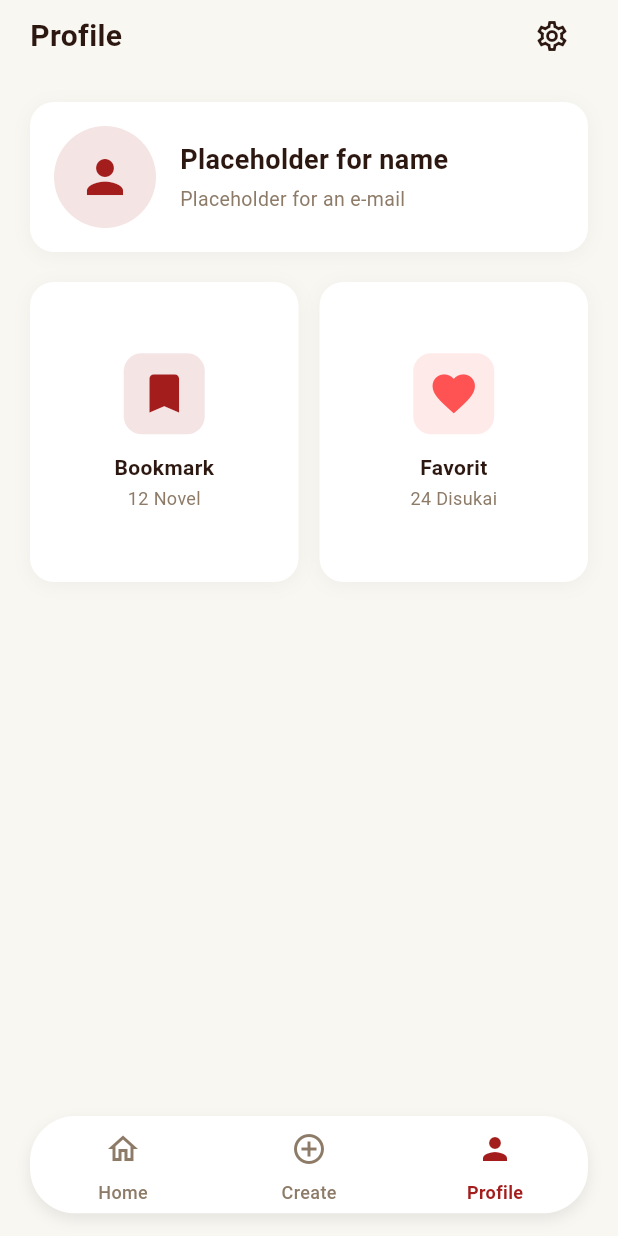
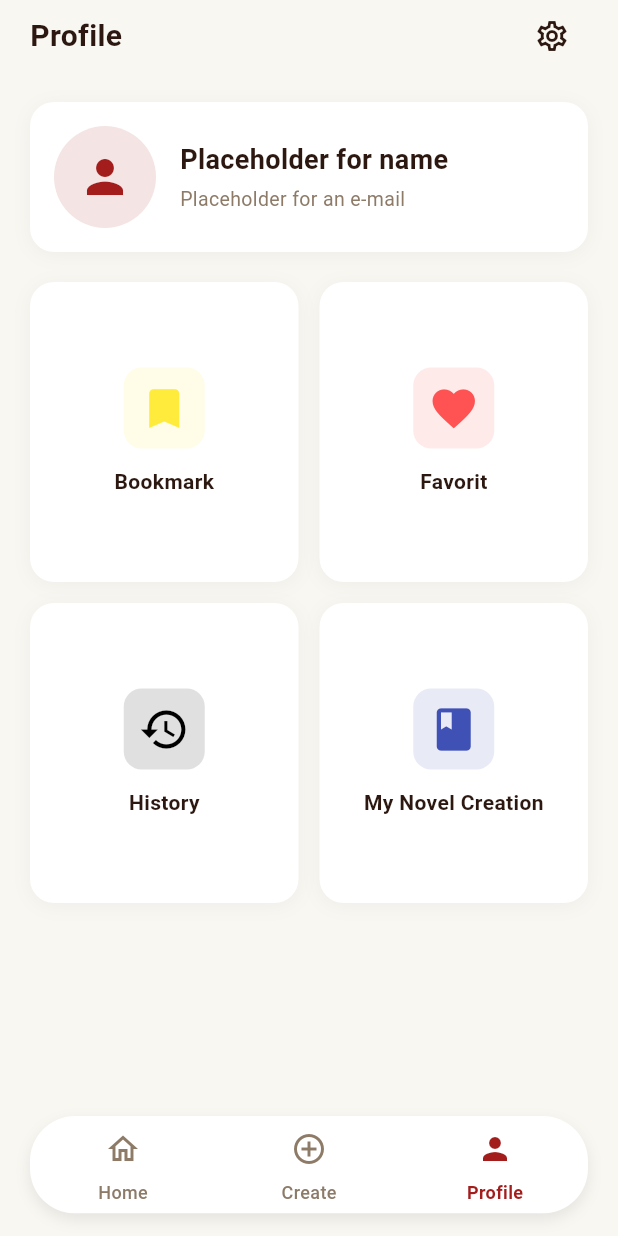
Before and after one commit to Coxtels/InfiniteVerse, a Flutter app: the screen it shows after launch, item 3 of the bottom bar chosen, on a phone screen of 412 x 824 dp. Run offline on Flutter 3.47's test engine with Material 3 defaults, Android fonts, the phone set to English and light mode, and no system bars; our stand-ins replace cached_network_image, font_awesome_flutter; network calls fail.

Commit message:
feat: add some cards

```diff
--- a/lib/pages/profile_page.dart
+++ b/lib/pages/profile_page.dart
@@ -98,6 +98,8 @@ class ProfilePage extends StatelessWidget {
               const SizedBox(height: 20),
 
               // 3. SizedBox yang menyimpan dua card: Bookmark & Like/Favorit
+              Column(
+                children: [
                   SizedBox(
                     height: 200,
                     child: Row(
@@ -106,9 +108,8 @@ class ProfilePage extends StatelessWidget {
                         Expanded(
                           child: ProfileActionCard(
                             title: "Bookmark",
-                        count: "12 Novel",
                             icon: Icons.bookmark,
-                        iconColor: colorScheme.primary,
+                            iconColor: Colors.yellow,
                             onTap: () {
                               // Navigasi atau filter bookmark
                             },
@@ -120,7 +121,6 @@ class ProfilePage extends StatelessWidget {
                         Expanded(
                           child: ProfileActionCard(
                             title: "Favorit",
-                        count: "24 Disukai",
                             icon: Icons.favorite,
                             iconColor: Colors.redAccent,
                             onTap: () {
@@ -132,6 +132,42 @@ class ProfilePage extends StatelessWidget {
                     ),
                   ),
 
+                  SizedBox(height: 14),
+
+                  SizedBox(
+                    height: 200,
+                    child: Row(
+                      children: [
+                        // Card Bookmark
+                        Expanded(
+                          child: ProfileActionCard(
+                            title: "History",
+                            icon: Icons.history,
+                            iconColor: Colors.black,
+                            onTap: () {
+                              // Navigasi atau filter bookmark
+                            },
+                          ),
+                        ),
+                        const SizedBox(width: 14),
+
+                        // Card Like / Favorite
+                        Expanded(
+                          child: ProfileActionCard(
+                            title: "My Novel Creation",
+                            icon: Icons.book,
+                            iconColor: Colors.indigo,
+                            onTap: () {
+                              // Navigasi atau filter favorit
+                            },
+                          ),
+                        ),
+                      ],
+                    ),
+                  ),
+                ],
+              ),
+
               // Spasi bawah agar konten tidak tertutup oleh floating navbar
               const SizedBox(height: 100),
             ],
--- a/lib/widgets/cards/profile_action_card.dart
+++ b/lib/widgets/cards/profile_action_card.dart
@@ -2,7 +2,6 @@ import 'package:flutter/material.dart';
 
 class ProfileActionCard extends StatelessWidget {
   final String title;
-  final String count;
   final IconData icon;
   final Color iconColor;
   final VoidCallback onTap;
@@ -10,7 +9,6 @@ class ProfileActionCard extends StatelessWidget {
   const ProfileActionCard({
     super.key,
     required this.title,
-    required this.count,
     required this.icon,
     required this.iconColor,
     required this.onTap,
@@ -64,14 +62,6 @@ class ProfileActionCard extends StatelessWidget {
                         color: colorScheme.onSurface,
                       ),
                     ),
-                    const SizedBox(height: 2),
-                    Text(
-                      count,
-                      style: TextStyle(
-                        fontSize: 12,
-                        color: colorScheme.onSurfaceVariant,
-                      ),
-                    ),
                   ],
                 ),
               ],
```
Lines whose indentation alone changed are shown as unchanged.
